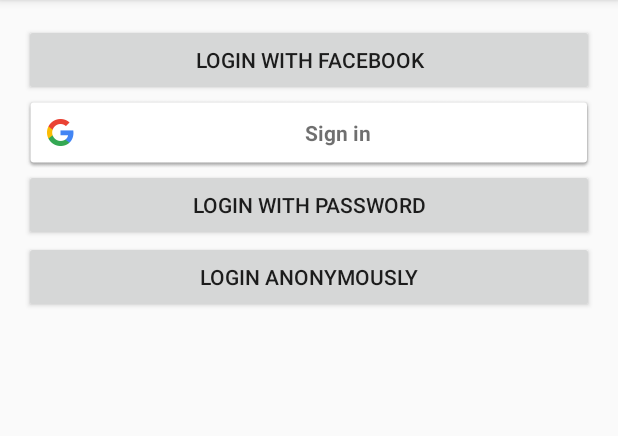
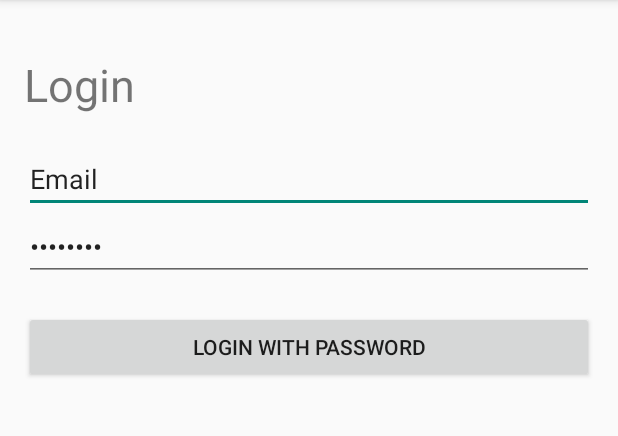
Before and after one commit to christor54/Firebase-prototype, an Android app: the screen it shows after launch (MainActivity), after a tap on "LOGIN WITH PASSWORD", on a phone screen of 412 x 824 dp, the part 84-520 px from its top. Run offline under Robolectric (Android 15) with nearby library versions, the phone set to English and light mode, and no system bars; libraries missing offline, so code that uses them is left out: com.facebook, com.facebook.widget, com.firebase.client; plain views replace LoginButton; 8 statements that could not run were skipped.

Commit message:
Google Map, Login with password Working

```diff
--- a/app/build.gradle
+++ b/app/build.gradle
@@ -30,6 +30,7 @@ android {
 
 dependencies {
     compile fileTree(dir: 'libs', include: ['*.jar'])
+    compile 'com.stripe:stripe-android:1.0.0'
     compile 'com.android.support:appcompat-v7:21.0.3'
     compile 'com.firebase:firebase-client-android:2.2.1+'
     compile 'org.projectlombok:lombok:1.12.6'
--- a/app/src/main/java/ctprojects/firebase_prototype/GoogleOAuthActivity.java
+++ b/app/src/main/java/ctprojects/firebase_prototype/GoogleOAuthActivity.java
@@ -17,10 +17,7 @@ import com.google.android.gms.plus.Plus;
 
 import java.io.IOException;
 
-/**
-* This is a sample GoogleOAuthActivity that has been extracted from {@link com.firebase.samples.logindemo.MainActivity} to
-* allow for better visibility.
-*/
+
 public class GoogleOAuthActivity extends Activity implements
         GoogleApiClient.ConnectionCallbacks,
         GoogleApiClient.OnConnectionFailedListener {
--- a/app/src/main/java/ctprojects/firebase_prototype/MainActivity.java
+++ b/app/src/main/java/ctprojects/firebase_prototype/MainActivity.java
@@ -4,14 +4,19 @@ import android.app.AlertDialog;
 import android.app.ProgressDialog;
 import android.content.Intent;
 import android.content.IntentSender;
+import android.content.pm.PackageInfo;
+import android.content.pm.PackageManager;
+import android.content.pm.Signature;
 import android.os.AsyncTask;
 import android.os.Bundle;
 import android.support.v7.app.ActionBarActivity;
+import android.util.Base64;
 import android.util.Log;
 import android.view.Menu;
 import android.view.MenuItem;
 import android.view.View;
 import android.widget.Button;
+import android.widget.EditText;
 import android.widget.TextView;
 
 import com.facebook.Session;
@@ -30,6 +35,8 @@ import com.google.android.gms.common.api.GoogleApiClient;
 import com.google.android.gms.plus.Plus;
 
 import java.io.IOException;
+import java.security.MessageDigest;
+import java.security.NoSuchAlgorithmException;
 import java.util.HashMap;
 import java.util.Map;
 
@@ -38,6 +45,8 @@ public class MainActivity extends ActionBarActivity implements
         GoogleApiClient.OnConnectionFailedListener {
 
     private static final String TAG = MainActivity.class.getSimpleName();
+
+
 
     /* *************************************
      *              GENERAL                *
@@ -51,6 +60,10 @@ public class MainActivity extends ActionBarActivity implements
     /* A reference to the Firebase */
     private Firebase mFirebaseRef;
 
+    /* The URL of the firebase being used */
+    private static final String FIREBASE_URL = "https://glowing-torch-5013.firebaseio.com/";
+//"https://amber-fire-2315.firebaseio.com/";
+//"https://glowing-torch-5013.firebaseio.com/";
     /* Data from the authenticated user */
     private AuthData mAuthData;
 
@@ -86,6 +99,9 @@ public class MainActivity extends ActionBarActivity implements
     /* *************************************
      *              PASSWORD               *
      ***************************************/
+
+    private EditText mEmailEditText;
+    private EditText mPasswordEditText;
     private Button mPasswordLoginButton;
 
     /* *************************************
@@ -110,6 +126,7 @@ public class MainActivity extends ActionBarActivity implements
                 onFacebookSessionStateChange(session, state, exception);
             }
         });
+
 
         /* *************************************
          *               GOOGLE                *
@@ -144,11 +161,16 @@ public class MainActivity extends ActionBarActivity implements
           /* *************************************
          *               PASSWORD              *
          ***************************************/
+        mEmailEditText = (EditText) findViewById(R.id.email_edit_text);
+        mPasswordEditText = (EditText) findViewById(R.id.password_edit_text);
         mPasswordLoginButton = (Button) findViewById(R.id.login_with_password);
         mPasswordLoginButton.setOnClickListener(new View.OnClickListener() {
             @Override
             public void onClick(View view) {
-                loginWithPassword();
+                String email = mEmailEditText.getText().toString();
+                email=email.toLowerCase();
+                String password = mPasswordEditText.getText().toString();
+                loginWithPassword(email,password);
             }
         });
 
@@ -170,7 +192,7 @@ public class MainActivity extends ActionBarActivity implements
         mLoggedInStatusTextView = (TextView) findViewById(R.id.login_status);
 
         /* Create the Firebase ref that is used for all authentication with Firebase */
-        mFirebaseRef = new Firebase("https://glowing-torch-5013.firebaseio.com/");
+        mFirebaseRef = new Firebase(FIREBASE_URL);
 
         /* Setup the progress dialog that is displayed later when authenticating with Firebase */
         mAuthProgressDialog = new ProgressDialog(this);
@@ -232,6 +254,10 @@ public class MainActivity extends ActionBarActivity implements
             logout();
             return true;
         }
+        if(id == R.id.get_hash_key){
+            getShaKey();
+            return true;
+        }
         return super.onOptionsItemSelected(item);
     }
 
@@ -278,7 +304,6 @@ public class MainActivity extends ActionBarActivity implements
         } else {
             mAuthProgressDialog.show();
             mFirebaseRef.authWithOAuthToken(provider, options.get("oauth_token"), new AuthResultHandler(provider));
-
         }
     }
 
@@ -290,6 +315,8 @@ public class MainActivity extends ActionBarActivity implements
             /* Hide all the login buttons */
             mFacebookLoginButton.setVisibility(View.GONE);
             mGoogleLoginButton.setVisibility(View.GONE);
+            mEmailEditText.setVisibility(View.GONE);
+            mPasswordEditText.setVisibility(View.GONE);
             mPasswordLoginButton.setVisibility(View.GONE);
             mAnonymousLoginButton.setVisibility(View.GONE);
             mLoggedInStatusTextView.setVisibility(View.VISIBLE);
@@ -306,11 +333,14 @@ public class MainActivity extends ActionBarActivity implements
             }
             if (name != null) {
                 mLoggedInStatusTextView.setText("Logged in as " + name + " (" + authData.getProvider() + ")");
+                startMapActivity();
             }
         } else {
             /* No authenticated user show all the login buttons */
             mFacebookLoginButton.setVisibility(View.VISIBLE);
             mGoogleLoginButton.setVisibility(View.VISIBLE);
+            mEmailEditText.setVisibility(View.VISIBLE);
+            mPasswordEditText.setVisibility(View.VISIBLE);
             mPasswordLoginButton.setVisibility(View.VISIBLE);
             mAnonymousLoginButton.setVisibility(View.VISIBLE);
             mLoggedInStatusTextView.setVisibility(View.GONE);
@@ -318,6 +348,11 @@ public class MainActivity extends ActionBarActivity implements
         this.mAuthData = authData;
         /* invalidate options menu to hide/show the logout button */
         supportInvalidateOptionsMenu();
+    }
+
+    private void startMapActivity() {
+        Intent intent = new Intent(this, MapActivity.class);
+        startActivity(intent);
     }
 
     /**
@@ -477,9 +512,9 @@ public class MainActivity extends ActionBarActivity implements
      *              PASSWORD              *
      **************************************
      */
-    public void loginWithPassword() {
+    public void loginWithPassword(String email, String password) {
         mAuthProgressDialog.show();
-        mFirebaseRef.authWithPassword("test@firebaseuser.com", "test1234", new AuthResultHandler("password"));
+        mFirebaseRef.authWithPassword(email,password, new AuthResultHandler("password"));
     }
 
     /* ************************************
@@ -490,4 +525,25 @@ public class MainActivity extends ActionBarActivity implements
         mAuthProgressDialog.show();
         mFirebaseRef.authAnonymously(new AuthResultHandler("anonymous"));
     }
+
+    private void getShaKey() {
+        try {
+            PackageInfo info = getPackageManager().getPackageInfo("ctprojects.firebase_prototype",
+                    PackageManager.GET_SIGNATURES);
+            for (Signature signature : info.signatures) {
+                MessageDigest md = MessageDigest.getInstance("SHA");
+                md.update(signature.toByteArray());
+                String message = "KeyHash:" + Base64.encodeToString(md.digest(),
+                        Base64.DEFAULT);
+                Log.v(TAG,message );
+                LogWrapper.showMessage(this,message);
+            }
+        } catch (PackageManager.NameNotFoundException e) {
+            e.printStackTrace();
+
+        } catch (NoSuchAlgorithmException e) {
+            e.printStackTrace();
+
+        }
+    }
 }
--- a/app/src/main/res/layout/activity_main.xml
+++ b/app/src/main/res/layout/activity_main.xml
@@ -10,6 +10,16 @@
     tools:context="com.firebase.samples.logindemo.MainActivity">
 
     <TextView
+        android:id="@+id/welcome"
+        android:text="Login"
+        android:textSize="30dp"
+        android:layout_width="match_parent"
+        android:layout_height="wrap_content"
+        android:layout_gravity="center"
+        android:textAlignment="center"
+        android:layout_marginTop="20dp"/>
+
+    <TextView
         android:id="@+id/login_status"
         android:visibility="gone"
         android:layout_width="match_parent"
@@ -18,27 +28,50 @@
         android:textAlignment="center"
         android:layout_marginTop="20dp" />
 
+
+
+    <EditText
+        android:id="@+id/email_edit_text"
+        android:layout_marginTop="20dp"
+        android:inputType="textEmailAddress"
+        android:text="Email"
+        android:layout_width="fill_parent"
+        android:layout_height="wrap_content" />
+
+    <EditText
+        android:id="@+id/password_edit_text"
+        android:inputType="textPassword"
+        android:text="Password"
+        android:layout_width="fill_parent"
+        android:layout_height="wrap_content" />
+
+
+    <Button
+        android:id="@+id/login_with_password"
+        android:text="Login with password"
+        android:layout_width="match_parent"
+        android:layout_height="wrap_content"
+        android:layout_gravity="center_horizontal"
+        android:layout_marginTop="20dp" />
+
     <com.facebook.widget.LoginButton
         android:id="@+id/login_with_facebook"
+        android:visibility="gone"
         android:layout_width="match_parent"
         android:layout_height="wrap_content"
         android:layout_gravity="center_horizontal"
         android:text="@string/login_with_facebook" />
 
     <com.google.android.gms.common.SignInButton
+        android:visibility="gone"
         android:id="@+id/login_with_google"
         android:text="@string/login_with_google"
         android:layout_width="match_parent"
         android:layout_height="wrap_content" />
 
-
-    <Button
-        android:id="@+id/login_with_password"
-        android:text="@string/login_with_password"
-        android:layout_width="match_parent"
-        android:layout_height="wrap_content" />
     <Button
         android:id="@+id/login_anonymously"
+        android:visibility="gone"
         android:text="@string/login_anonymously"
         android:layout_width="match_parent"
         android:layout_height="wrap_content" />
--- /dev/null
+++ b/app/src/main/res/layout/activity_map.xml
@@ -0,0 +1,6 @@
+<?xml version="1.0" encoding="utf-8"?>
+<fragment xmlns:android="http://schemas.android.com/apk/res/android"
+    android:name="com.google.android.gms.maps.MapFragment"
+    android:id="@+id/map"
+    android:layout_width="match_parent"
+    android:layout_height="match_parent"/>
--- a/app/src/main/res/menu/main.xml
+++ b/app/src/main/res/menu/main.xml
@@ -8,4 +8,10 @@
         android:title="@string/action_logout"
         android:orderInCategory="100"
         app:showAsAction="never" />
+
+    <item
+        android:id="@+id/get_hash_key"
+        android:title="show hash key"
+        android:orderInCategory="100"
+        app:showAsAction="never" />
 </menu>
```
Also changed, not shown: app/src/main/AndroidManifest.xml (+19 -0 lines), app/src/main/java/ctprojects/firebase_prototype/LogWrapper.java (added, +67 -0 lines), app/src/main/java/ctprojects/firebase_prototype/LoginFragment.java (deleted, +0 -109 lines), app/src/main/java/ctprojects/firebase_prototype/MapActivity.java (added, +62 -0 lines), app/src/main/java/ctprojects/firebase_prototype/PaymentForm.java (added, +11 -0 lines), app/src/main/java/ctprojects/firebase_prototype/StripeActivity.java (added, +80 -0 lines), app/src/main/res/layout/activity_stripe.xml (added, +12 -0 lines), app/src/main/res/menu/menu_map.xml (added, +7 -0 lines), app/src/main/res/menu/menu_stripe.xml (added, +7 -0 lines), app/src/main/res/values/strings.xml (+6 -1 lines), 1 other file.
